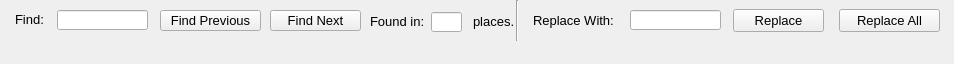
Old version of the form ofdEditor/model/Widget/FindAndReplaceDock.ui in the repository mcoder2014/ofdEditor.
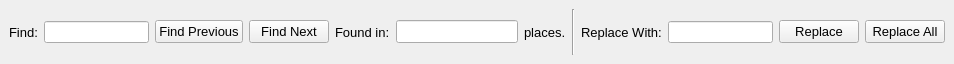
New version of the form.

Commit message: 调整部分页面布局

```diff
--- a/ofdEditor/model/Widget/FindAndReplaceDock.ui
+++ b/ofdEditor/model/Widget/FindAndReplaceDock.ui
@@ -23,25 +23,9 @@
    <string>Find/Replace</string>
   </property>
   <widget class="QWidget" name="dockWidgetContents">
-   <widget class="QLineEdit" name="FindLineEdit">
-    <property name="geometry">
-     <rect>
-      <x>57</x>
-      <y>10</y>
-      <width>91</width>
-      <height>20</height>
-     </rect>
-    </property>
-   </widget>
+   <layout class="QHBoxLayout" name="horizontalLayout">
+    <item>
    <widget class="QLabel" name="label">
-    <property name="geometry">
-     <rect>
-      <x>15</x>
-      <y>11</y>
-      <width>41</width>
-      <height>16</height>
-     </rect>
-    </property>
     <property name="font">
      <font>
       <family>Arial</family>
@@ -52,44 +36,12 @@
      <string>Find:</string>
     </property>
    </widget>
-   <widget class="QLabel" name="label_2">
-    <property name="geometry">
-     <rect>
-      <x>533</x>
-      <y>12</y>
-      <width>81</width>
-      <height>16</height>
-     </rect>
-    </property>
-    <property name="font">
-     <font>
-      <family>Arial</family>
-      <pointsize>10</pointsize>
-     </font>
-    </property>
-    <property name="text">
-     <string>Replace With:</string>
-    </property>
-   </widget>
-   <widget class="QLineEdit" name="ReplaceWithLineEdit">
-    <property name="geometry">
-     <rect>
-      <x>630</x>
-      <y>10</y>
-      <width>91</width>
-      <height>20</height>
-     </rect>
-    </property>
-   </widget>
+    </item>
+    <item>
+     <widget class="QLineEdit" name="FindLineEdit"/>
+    </item>
+    <item>
    <widget class="QPushButton" name="FindPreviousButton">
-    <property name="geometry">
-     <rect>
-      <x>160</x>
-      <y>10</y>
-      <width>101</width>
-      <height>21</height>
-     </rect>
-    </property>
     <property name="font">
      <font>
       <family>Arial</family>
@@ -100,15 +52,9 @@
      <string>Find Previous</string>
     </property>
    </widget>
+    </item>
+    <item>
    <widget class="QPushButton" name="FindNextButton">
-    <property name="geometry">
-     <rect>
-      <x>270</x>
-      <y>10</y>
-      <width>91</width>
-      <height>21</height>
-     </rect>
-    </property>
     <property name="font">
      <font>
       <family>Arial</family>
@@ -119,66 +65,9 @@
      <string>Find Next</string>
     </property>
    </widget>
-   <widget class="QPushButton" name="ReplaceButton">
-    <property name="geometry">
-     <rect>
-      <x>733</x>
-      <y>9</y>
-      <width>91</width>
-      <height>23</height>
-     </rect>
-    </property>
-    <property name="font">
-     <font>
-      <family>Arial</family>
-      <pointsize>10</pointsize>
-     </font>
-    </property>
-    <property name="text">
-     <string>Replace</string>
-    </property>
-   </widget>
-   <widget class="QPushButton" name="ReplaceAllButton">
-    <property name="geometry">
-     <rect>
-      <x>839</x>
-      <y>9</y>
-      <width>101</width>
-      <height>23</height>
-     </rect>
-    </property>
-    <property name="font">
-     <font>
-      <family>Arial</family>
-      <pointsize>10</pointsize>
-     </font>
-    </property>
-    <property name="text">
-     <string>Replace All</string>
-    </property>
-   </widget>
-   <widget class="Line" name="line">
-    <property name="geometry">
-     <rect>
-      <x>509</x>
-      <y>0</y>
-      <width>16</width>
-      <height>41</height>
-     </rect>
-    </property>
-    <property name="orientation">
-     <enum>Qt::Vertical</enum>
-    </property>
-   </widget>
+    </item>
+    <item>
    <widget class="QLabel" name="label_3">
-    <property name="geometry">
-     <rect>
-      <x>370</x>
-      <y>13</y>
-      <width>61</width>
-      <height>16</height>
-     </rect>
-    </property>
     <property name="font">
      <font>
       <family>Arial</family>
@@ -189,15 +78,19 @@
      <string>Found in:</string>
     </property>
    </widget>
+    </item>
+    <item>
+     <widget class="QLineEdit" name="CountLineEdit">
+      <property name="font">
+       <font>
+        <family>Arial</family>
+        <pointsize>10</pointsize>
+       </font>
+      </property>
+     </widget>
+    </item>
+    <item>
    <widget class="QLabel" name="label_5">
-    <property name="geometry">
-     <rect>
-      <x>473</x>
-      <y>13</y>
-      <width>41</width>
-      <height>16</height>
-     </rect>
-    </property>
     <property name="font">
      <font>
       <family>Arial</family>
@@ -208,22 +101,57 @@
      <string>places.</string>
     </property>
    </widget>
-   <widget class="QLineEdit" name="CountLineEdit">
-    <property name="geometry">
-     <rect>
-      <x>431</x>
-      <y>12</y>
-      <width>31</width>
-      <height>20</height>
-     </rect>
-    </property>
+    </item>
+    <item>
+     <widget class="Line" name="line">
+      <property name="orientation">
+       <enum>Qt::Vertical</enum>
+      </property>
+     </widget>
+    </item>
+    <item>
+     <widget class="QLabel" name="label_2">
     <property name="font">
      <font>
       <family>Arial</family>
       <pointsize>10</pointsize>
      </font>
     </property>
-   </widget>
+      <property name="text">
+       <string>Replace With:</string>
+      </property>
+     </widget>
+    </item>
+    <item>
+     <widget class="QLineEdit" name="ReplaceWithLineEdit"/>
+    </item>
+    <item>
+     <widget class="QPushButton" name="ReplaceButton">
+      <property name="font">
+       <font>
+        <family>Arial</family>
+        <pointsize>10</pointsize>
+       </font>
+      </property>
+      <property name="text">
+       <string>Replace</string>
+      </property>
+     </widget>
+    </item>
+    <item>
+     <widget class="QPushButton" name="ReplaceAllButton">
+      <property name="font">
+       <font>
+        <family>Arial</family>
+        <pointsize>10</pointsize>
+       </font>
+      </property>
+      <property name="text">
+       <string>Replace All</string>
+      </property>
+     </widget>
+    </item>
+   </layout>
   </widget>
  </widget>
  <resources/>
```
Lines whose indentation alone changed are shown as unchanged. The commit also changes 6 other files.
